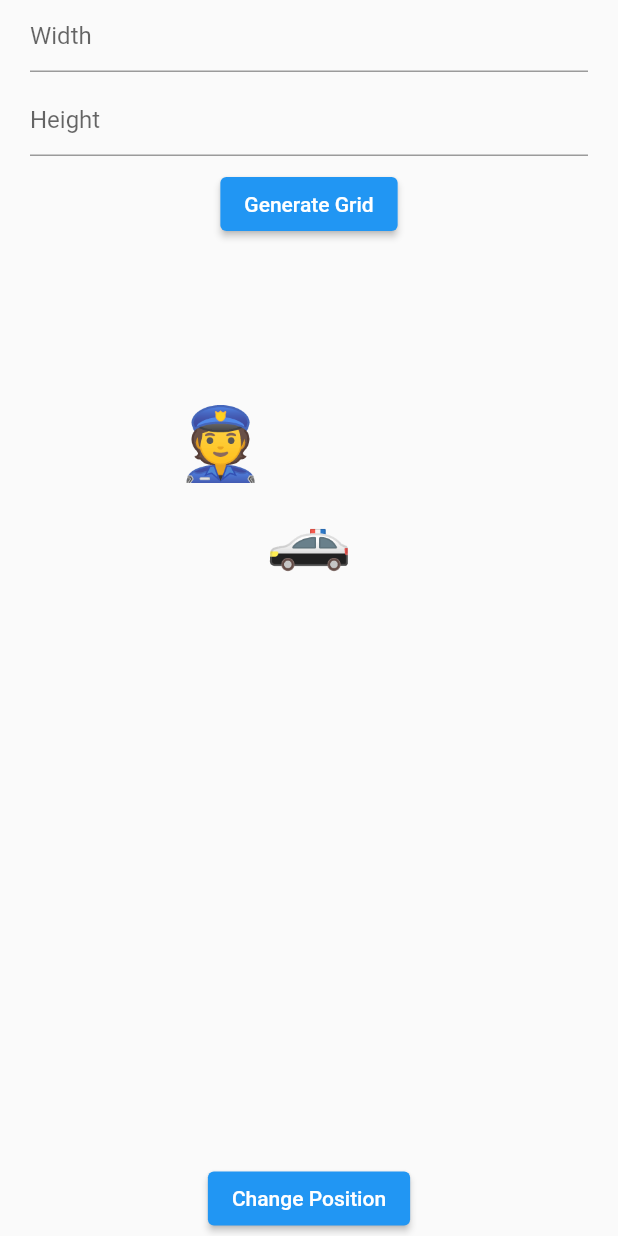
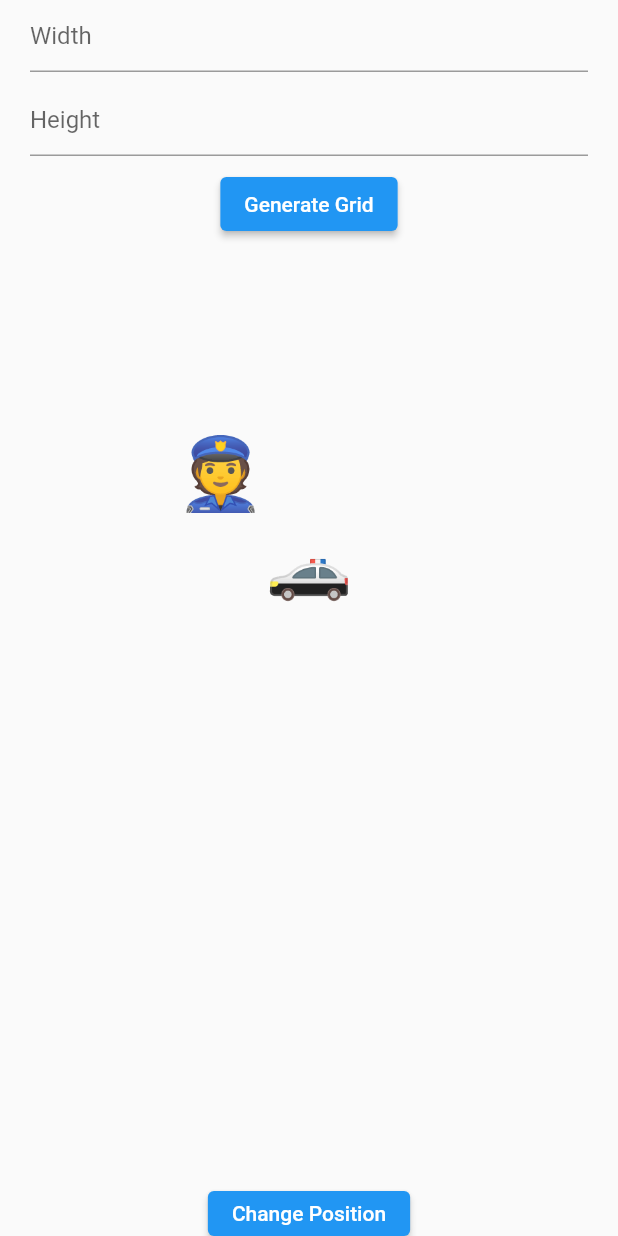
Before and after one commit to shivamsoni1501/flutter_application_indmoney, a Flutter app: the screen it shows after launch, after a tap on "Generate Grid", on a phone screen of 412 x 824 dp. Run offline on Flutter 3.47's test engine with Material 2 defaults, Android fonts, the phone set to English and light mode, and no system bars.

Commit message:
some changes

```diff
--- a/lib/main.dart
+++ b/lib/main.dart
@@ -56,6 +56,7 @@ class _MyHomePageState extends State<MyHomePage> {
 
   @override
   void initState() {
+    isGenerateCall = true;
     super.initState();
   }
 
@@ -63,17 +64,6 @@ class _MyHomePageState extends State<MyHomePage> {
     W = int.tryParse(_controller1.text.toString()) ?? 7;
     L = int.tryParse(_controller2.text.toString()) ?? 7;
     getPositions();
-
-    Size size = MediaQuery.of(context).size;
-    cellWidth = size.width / W;
-    if (cellWidth * L > size.height - 200) {
-      cellWidth = (size.height - 200) / L;
-    }
-
-    firstPosW = cellWidth * wpos;
-    firstPosL = cellWidth * lpos;
-    secondPosW = cellWidth * swpos;
-    secondPosL = cellWidth * slpos;
   }
 
   getPositions() async {
@@ -98,12 +88,33 @@ class _MyHomePageState extends State<MyHomePage> {
         slpos += 1;
       }
     }
+
+    Size size = MediaQuery.of(context).size;
+    cellWidth = size.width / W;
+    if (cellWidth * L > size.height - 200) {
+      cellWidth = (size.height - 200) / L;
     }
 
+    firstPosW = cellWidth * wpos;
+    firstPosL = cellWidth * lpos;
+    secondPosW = cellWidth * swpos;
+    secondPosL = cellWidth * slpos;
+  }
+
+  bool isGenerateCall = false;
+  bool isChangeCall = false;
   @override
   Widget build(BuildContext context) {
+    if (isGenerateCall) {
       generate();
-    return Scaffold(
+      isGenerateCall = false;
+    }
+    if (isChangeCall) {
+      getPositions();
+      isChangeCall = false;
+    }
+    return SafeArea(
+      child: Scaffold(
         body: Column(
           children: [
             Column(
@@ -112,7 +123,7 @@ class _MyHomePageState extends State<MyHomePage> {
                 Padding(
                   padding: const EdgeInsets.symmetric(horizontal: 20),
                   child: SizedBox(
-                  height: 150,
+                    height: 170,
                     child: Column(
                       mainAxisSize: MainAxisSize.min,
                       children: [
@@ -132,7 +143,9 @@ class _MyHomePageState extends State<MyHomePage> {
                         ),
                         ElevatedButton(
                           onPressed: () {
-                          setState(() {});
+                            setState(() {
+                              isGenerateCall = true;
+                            });
                           },
                           child: Text('Generate Grid'),
                         ),
@@ -146,23 +159,27 @@ class _MyHomePageState extends State<MyHomePage> {
               child: Stack(
                 children: [
                   Positioned(left: firstPosW, top: firstPosL, child: FirstW()),
-                Positioned(left: secondPosW, top: secondPosL, child: secondW()),
+                  Positioned(
+                      left: secondPosW, top: secondPosL, child: secondW()),
                 ],
               ),
             ),
             SizedBox(
-            height: 50,
+              height: 30,
               child: Align(
                 alignment: Alignment.center,
                 child: ElevatedButton(
                     onPressed: () {
-                    setState(() {});
+                      setState(() {
+                        isChangeCall = true;
+                      });
                     },
                     child: Text('Change Position')),
               ),
             ),
           ],
         ),
+      ),
     );
   }
 }
```
Lines whose indentation alone changed are shown as unchanged.
